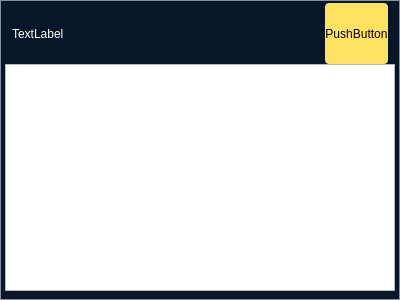
Before: the Qt Designer form tasklist/widgettasklist.ui in LongyuHe1990/AgvMonitor, drawn with Qt 5.
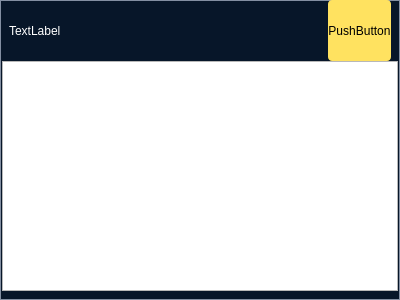
After: the same form once the commit is applied. Icons and pictures are not drawn.

What changed in the file:
```diff
--- a/tasklist/widgettasklist.ui
+++ b/tasklist/widgettasklist.ui
@@ -39,13 +39,13 @@
        <number>0</number>
       </property>
       <property name="leftMargin">
-       <number>3</number>
+       <number>0</number>
       </property>
       <property name="topMargin">
-       <number>3</number>
+       <number>0</number>
       </property>
       <property name="rightMargin">
-       <number>3</number>
+       <number>0</number>
       </property>
       <property name="bottomMargin">
        <number>9</number>
```
Left out of the diff: 3 changed lines with no effect on the pictures.
